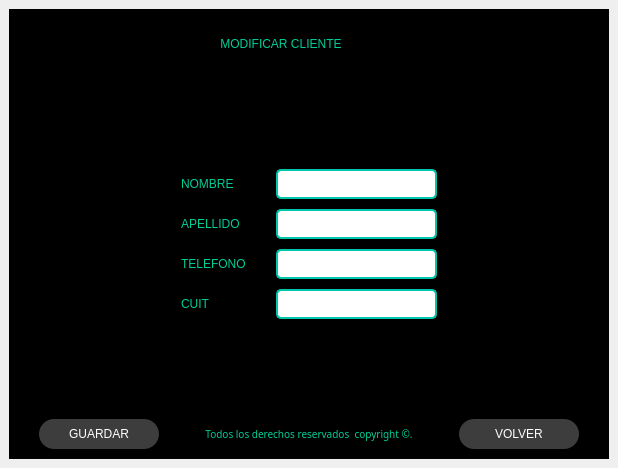
Above: Front/Modificar Cliente Ventana.ui from MartinFernandezSantia/AplicacionPyThonPyQT6 before the change. Below: the same form after it.
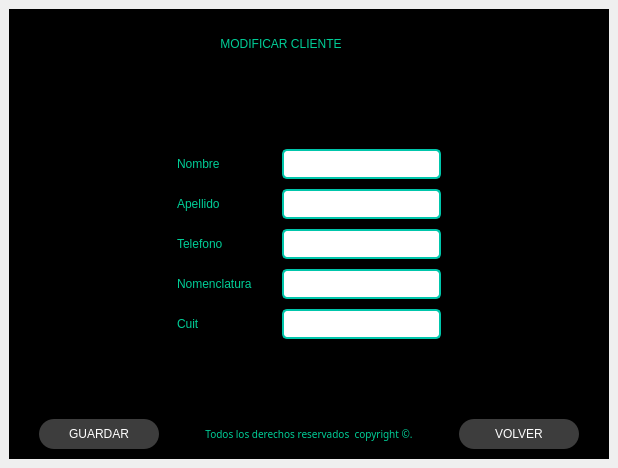
That is the form after the change. Icons and pictures are not drawn.

Commit message: Se agrego nueva interfaz de lote, modificar lote, agregar lote . Se resalto botoenes externos .

```diff
--- a/Front/Modificar Cliente Ventana.ui
+++ b/Front/Modificar Cliente Ventana.ui
@@ -358,28 +358,35 @@
            <item>
             <widget class="QLabel" name="label_12">
              <property name="text">
-              <string>NOMBRE</string>
+              <string>Nombre</string>
              </property>
             </widget>
            </item>
            <item>
             <widget class="QLabel" name="label_10">
              <property name="text">
-              <string>APELLIDO</string>
+              <string>Apellido</string>
              </property>
             </widget>
            </item>
            <item>
             <widget class="QLabel" name="label_16">
              <property name="text">
-              <string>TELEFONO</string>
+              <string>Telefono</string>
+             </property>
+            </widget>
+           </item>
+           <item>
+            <widget class="QLabel" name="label_8">
+             <property name="text">
+              <string>Nomenclatura</string>
              </property>
             </widget>
            </item>
            <item>
             <widget class="QLabel" name="label_11">
              <property name="text">
-              <string>CUIT</string>
+              <string>Cuit</string>
              </property>
             </widget>
            </item>
@@ -420,6 +427,16 @@
              </property>
             </widget>
            </item>
+           <item>
+            <widget class="QLineEdit" name="line_nomenclatura_modificarCliente">
+             <property name="minimumSize">
+              <size>
+               <width>150</width>
+               <height>30</height>
+              </size>
+             </property>
+            </widget>
+           </item>
            <item>
             <widget class="QLineEdit" name="line_cuil_modificarCliente">
              <property name="minimumSize">
```
The commit also changes 9 other files.
